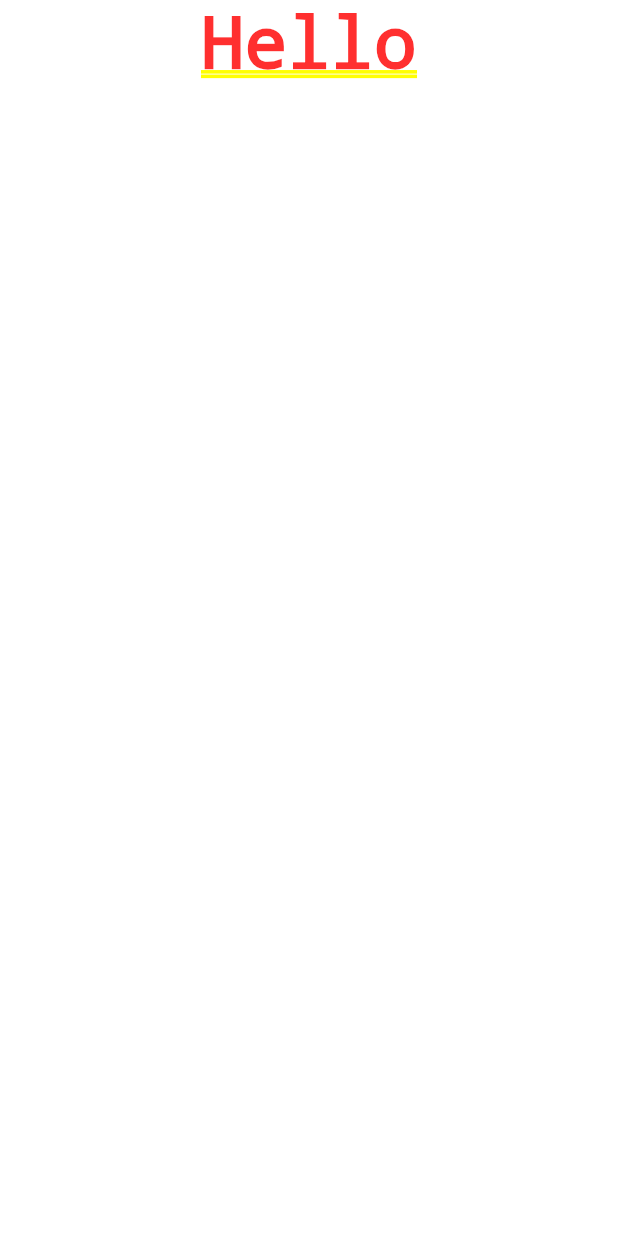
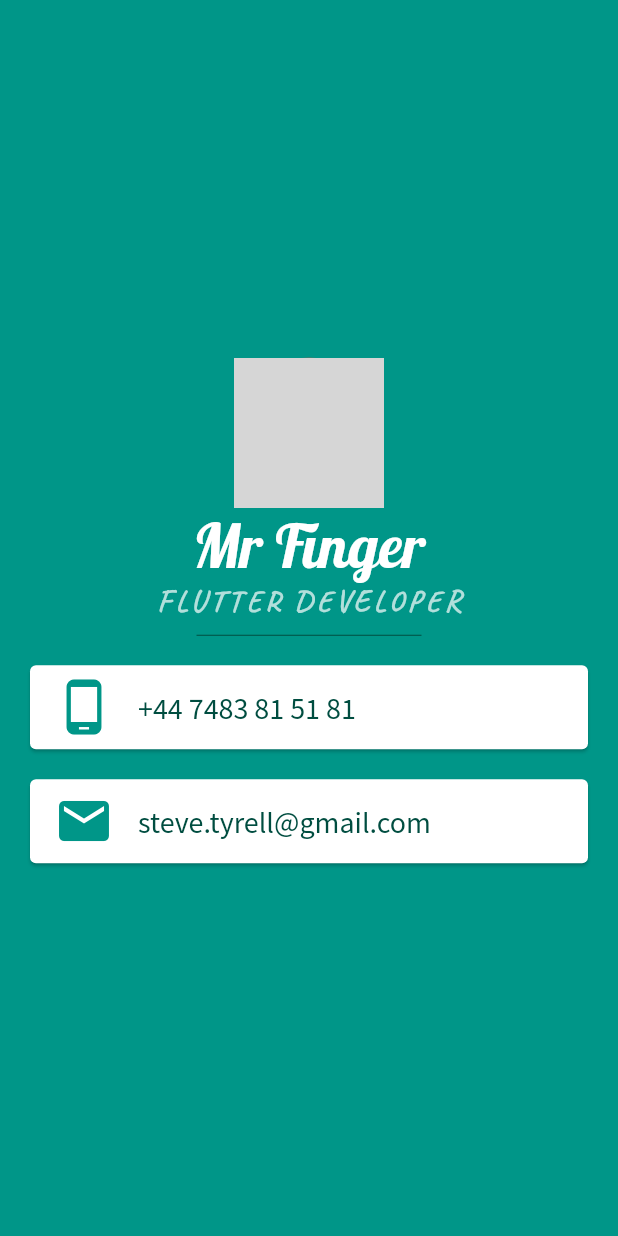
Before and after one commit to wamballa/flutter_google_challenge_1, a Flutter app: the screen it shows after launch, on a phone screen of 412 x 824 dp. Run offline on Flutter 3.47's test engine with Material 2 defaults, Android fonts, the phone set to English and light mode, and no system bars; grey boxes are pictures that could not be loaded.

Commit message:
cards used

```diff
--- a/lib/main.dart
+++ b/lib/main.dart
@@ -21,13 +21,85 @@ class MyApp extends StatelessWidget {
 class MyHomePage extends StatelessWidget {
   @override
   Widget build(BuildContext context) {
-    return SafeArea(
-      child: Column(
-        children: [
-          Container(
-            child: Text('Hello'),
-          )
-        ],
+    return Scaffold(
+      backgroundColor: Colors.teal,
+      body: SafeArea(
+        child: Column(
+          mainAxisAlignment: MainAxisAlignment.center,
+          children: [
+            CircleAvatar(
+              backgroundColor: Colors.red,
+              backgroundImage: new AssetImage('./images/avatar.jpg'),
+              radius: 50,
+            ),
+            Text(
+              'Mr Finger',
+              style: TextStyle(
+                fontFamily: 'Lobster',
+                color: Colors.white,
+                fontSize: 40,
+                fontWeight: FontWeight.normal,
+              ),
+            ),
+            Text(
+              'FLUTTER DEVELOPER',
+              style: TextStyle(
+                fontFamily: 'Caveat',
+                fontStyle: FontStyle.normal,
+                color: Colors.teal.shade100,
+                fontSize: 20,
+                letterSpacing: 2.5,
+                fontWeight: FontWeight.bold,
+              ),
+            ),
+            SizedBox(
+              height: 20,
+              width: 150,
+              child: Divider(
+                color: Colors.teal.shade900,
+                // indent: 120,
+                // endIndent: 120,
+                // thickness: 0,
+              ),
+            ),
+            Card(
+              margin: EdgeInsets.symmetric(vertical: 10, horizontal: 20),
+              child: ListTile(
+                leading: Icon(
+                  Icons.phone_android,
+                  size: 40,
+                  color: Colors.teal,
+                ),
+                title: Text(
+                  '+44 7483 81 51 81',
+                  style: TextStyle(
+                    fontFamily: 'SourceSansPro',
+                    color: Colors.teal.shade900,
+                    fontSize: 20,
+                  ),
+                ),
+              ),
+            ),
+            Card(
+              margin: EdgeInsets.symmetric(vertical: 10, horizontal: 20),
+              child: ListTile(
+                leading: Icon(
+                  Icons.email,
+                  size: 40,
+                  color: Colors.teal,
+                ),
+                title: Text(
+                  'steve.tyrell@gmail.com',
+                  style: TextStyle(
+                    fontFamily: 'SourceSansPro',
+                    color: Colors.teal.shade900,
+                    fontSize: 20,
+                  ),
+                ),
+              ),
+            )
+          ],
+        ),
       ),
     );
   }
```
Also changed, not shown: pubspec.yaml (+18 -14 lines), fonts/Anton-Regular.ttf (added), fonts/Caveat-VariableFont_wght.ttf (added), fonts/Lobster-Regular.ttf (added), fonts/SourceSansPro-Black.ttf (added), fonts/SourceSansPro-BlackItalic.ttf (added), fonts/SourceSansPro-Bold.ttf (added), fonts/SourceSansPro-BoldItalic.ttf (added), fonts/SourceSansPro-ExtraLight.ttf (added), fonts/SourceSansPro-ExtraLightItalic.ttf (added), fonts/SourceSansPro-Italic.ttf (added), fonts/SourceSansPro-Light.ttf (added), fonts/SourceSansPro-LightItalic.ttf (added), fonts/SourceSansPro-Regular.ttf (added), 3 more files, 1 other file.
